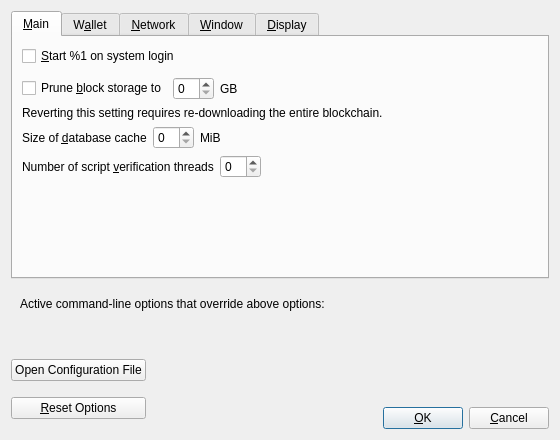
Old version of the form src/qt/forms/optionsdialog.ui in the repository Bitcoin-ABC/bitcoin-abc.
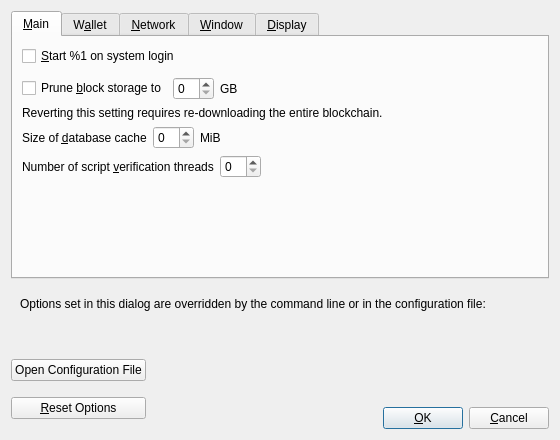
New version of the form. Custom widgets are drawn as their Qt base class.

What changed in the file:
```diff
--- a/src/qt/forms/optionsdialog.ui
+++ b/src/qt/forms/optionsdialog.ui
@@ -714,7 +714,7 @@
         <item>
          <widget class="QLabel" name="overriddenByCommandLineInfoLabel">
           <property name="text">
-           <string>Active command-line options that override above options:</string>
+           <string>Options set in this dialog are overridden by the command line or in the configuration file:</string>
           </property>
           <property name="textFormat">
            <enum>Qt::PlainText</enum>
```
